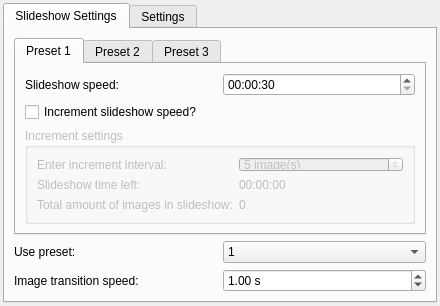
Qt form poseviewer/ui/slideshowsettingsui.ui (mare5x/poseviewer) before a commit.
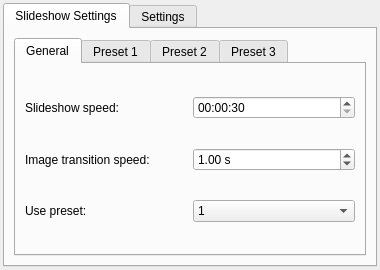
The same form after that commit. Icons and pictures are not drawn. Custom widgets are drawn as their Qt base class.

Commit message: Changed ui, working Slideshow class in conjunction with the main window.

Diff of the .ui file:
```diff
--- a/poseviewer/ui/slideshowsettingsui.ui
+++ b/poseviewer/ui/slideshowsettingsui.ui
@@ -9,14 +9,14 @@
    <rect>
     <x>0</x>
     <y>0</y>
-    <width>440</width>
-    <height>306</height>
+    <width>380</width>
+    <height>270</height>
    </rect>
   </property>
   <property name="minimumSize">
    <size>
-    <width>440</width>
-    <height>305</height>
+    <width>380</width>
+    <height>270</height>
    </size>
   </property>
   <property name="windowTitle">
@@ -44,18 +44,94 @@
          <property name="currentIndex">
           <number>0</number>
          </property>
+         <widget class="QWidget" name="tab_0">
+          <attribute name="title">
+           <string>General</string>
+          </attribute>
+          <layout class="QGridLayout" name="gridLayout_7">
+           <item row="0" column="0">
+            <widget class="QLabel" name="label">
+             <property name="text">
+              <string>Slideshow speed: </string>
+             </property>
+            </widget>
+           </item>
+           <item row="0" column="1">
+            <widget class="QTimeEdit" name="base_speed_timeedit">
+             <property name="frame">
+              <bool>true</bool>
+             </property>
+             <property name="time">
+              <time>
+               <hour>0</hour>
+               <minute>0</minute>
+               <second>30</second>
+              </time>
+             </property>
+             <property name="currentSection">
+              <enum>QDateTimeEdit::MinuteSection</enum>
+             </property>
+            </widget>
+           </item>
+           <item row="1" column="0">
+            <widget class="QLabel" name="label_3">
+             <property name="toolTip">
+              <string>The slideshow will transition for this amount of seconds before going to the next image.</string>
+             </property>
+             <property name="text">
+              <string>Image transition speed: </string>
+             </property>
+            </widget>
+           </item>
+           <item row="1" column="1">
+            <widget class="QDoubleSpinBox" name="transition_speed_spinner">
+             <property name="readOnly">
+              <bool>false</bool>
+             </property>
+             <property name="suffix">
+              <string> s</string>
+             </property>
+             <property name="singleStep">
+              <double>0.500000000000000</double>
+             </property>
+             <property name="value">
+              <double>1.000000000000000</double>
+             </property>
+            </widget>
+           </item>
+           <item row="2" column="0">
+            <widget class="QLabel" name="label_8">
+             <property name="text">
+              <string>Use preset:</string>
+             </property>
+            </widget>
+           </item>
+           <item row="2" column="1">
+            <widget class="QComboBox" name="preset_selector">
+             <item>
+              <property name="text">
+               <string>1</string>
+              </property>
+             </item>
+             <item>
+              <property name="text">
+               <string>2</string>
+              </property>
+             </item>
+             <item>
+              <property name="text">
+               <string>3</string>
+              </property>
+             </item>
+            </widget>
+           </item>
+          </layout>
+         </widget>
          <widget class="QWidget" name="tab_1">
           <attribute name="title">
            <string>Preset 1</string>
           </attribute>
           <layout class="QGridLayout" name="gridLayout_4">
-           <item row="0" column="0">
-            <widget class="QLabel" name="label">
-             <property name="text">
-              <string>Slideshow speed: </string>
-             </property>
-            </widget>
-           </item>
            <item row="2" column="0">
             <widget class="QCheckBox" name="increment_speed_checkbox">
              <property name="text">
@@ -126,23 +202,6 @@
              </layout>
             </widget>
            </item>
-           <item row="0" column="1">
-            <widget class="QTimeEdit" name="base_speed_timeedit">
-             <property name="frame">
-              <bool>true</bool>
-             </property>
-             <property name="time">
-              <time>
-               <hour>0</hour>
-               <minute>0</minute>
-               <second>30</second>
-              </time>
-             </property>
-             <property name="currentSection">
-              <enum>QDateTimeEdit::MinuteSection</enum>
-             </property>
-            </widget>
-           </item>
           </layout>
          </widget>
          <widget class="QWidget" name="tab_2">
@@ -310,58 +369,6 @@
          </widget>
         </widget>
        </item>
-       <item row="1" column="0">
-        <widget class="QLabel" name="label_8">
-         <property name="text">
-          <string>Use preset:</string>
-         </property>
-        </widget>
-       </item>
-       <item row="1" column="1">
-        <widget class="QComboBox" name="preset_selector">
-         <item>
-          <property name="text">
-           <string>1</string>
-          </property>
-         </item>
-         <item>
-          <property name="text">
-           <string>2</string>
-          </property>
-         </item>
-         <item>
-          <property name="text">
-           <string>3</string>
-          </property>
-         </item>
-        </widget>
-       </item>
-       <item row="2" column="0">
-        <widget class="QLabel" name="label_3">
-         <property name="toolTip">
-          <string>The slideshow will transition for this amount of seconds before going to the next image.</string>
-         </property>
-         <property name="text">
-          <string>Image transition speed: </string>
-         </property>
-        </widget>
-       </item>
-       <item row="2" column="1">
-        <widget class="QDoubleSpinBox" name="transition_speed_spinner">
-         <property name="readOnly">
-          <bool>false</bool>
-         </property>
-         <property name="suffix">
-          <string> s</string>
-         </property>
-         <property name="singleStep">
-          <double>0.500000000000000</double>
-         </property>
-         <property name="value">
-          <double>1.000000000000000</double>
-         </property>
-        </widget>
-       </item>
       </layout>
      </widget>
      <widget class="QWidget" name="settings_tab">
```
Left out of the diff: 1 changed line with no effect on the pictures. The commit also changes 4 other files.
